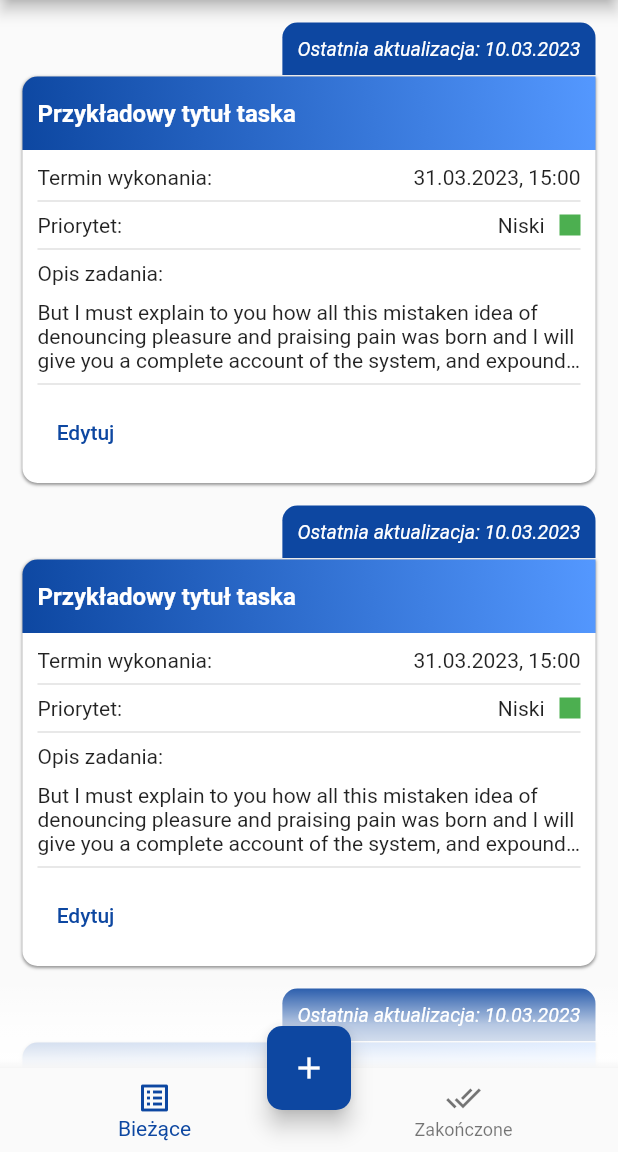
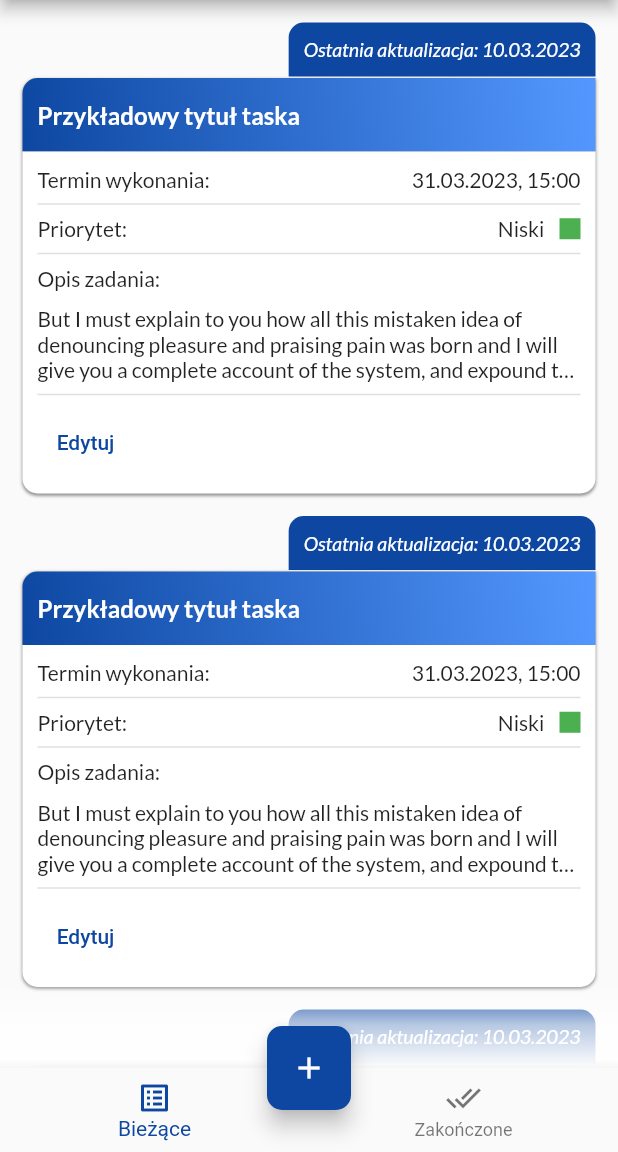
Before and after one commit to piotrpeczkowski/sw_planner, a Flutter app: the screen it shows after launch, on a phone screen of 412 x 824 dp, the part 84-1236 px from its top. Run offline on Flutter 3.47's test engine with Material 2 defaults, Android fonts, the light colour scheme and no system bars; our stand-ins replace google_fonts; Roboto replaces fonts that are missing (Kanit).

Commit message:
Change text styles in task elements

```diff
--- a/lib/features/tasks_page/pages/tasks.dart
+++ b/lib/features/tasks_page/pages/tasks.dart
@@ -1,4 +1,5 @@
 import 'package:flutter/material.dart';
+import 'package:google_fonts/google_fonts.dart';
 import 'package:sw_planner/features/add_task/pages/add_task.dart';
 import 'package:sw_planner/features/tasks_page/content/current_tasks_content/current_tasks_content.dart';
 import 'package:sw_planner/features/tasks_page/content/ended_tasks_content/ended_tasks_content.dart';
@@ -20,7 +21,7 @@ class _TasksPageState extends State<TasksPage> {
   Widget build(BuildContext context) {
     return Scaffold(
       appBar: AppBar(
-        title: const Text('Zadania'),
+        title: Text('Zadania', style: GoogleFonts.kanit()),
       ),
       bottomNavigationBar: TaskBottomNavBar(
         currentIndex: _currentIndex,
--- a/lib/features/tasks_page/widgets/task_widget.dart
+++ b/lib/features/tasks_page/widgets/task_widget.dart
@@ -1,4 +1,5 @@
 import 'package:flutter/material.dart';
+import 'package:google_fonts/google_fonts.dart';
 
 class TaskWidget extends StatefulWidget {
   const TaskWidget({
@@ -109,7 +110,7 @@ class TaskWidgetBody extends StatelessWidget {
               ),
               child: Text(
                 'Ostatnia aktualizacja: $taskEditDate',
-                style: const TextStyle(
+                style: GoogleFonts.lato(
                   color: Colors.white,
                   fontSize: 13,
                   fontStyle: FontStyle.italic,
@@ -164,7 +165,7 @@ class TaskWidgetBody extends StatelessWidget {
                           taskTitle,
                           overflow: TextOverflow.ellipsis,
                           maxLines: taskTitleMaxLines,
-                          style: const TextStyle(
+                          style: GoogleFonts.lato(
                             color: Colors.white,
                             fontSize: 16,
                             fontWeight: FontWeight.bold,
@@ -191,18 +192,30 @@ class TaskWidgetBody extends StatelessWidget {
                     Row(
                       mainAxisAlignment: MainAxisAlignment.spaceBetween,
                       children: [
-                        const Text('Termin wykonania:'),
-                        Text(taskDeadlineDate),
+                        Text(
+                          'Termin wykonania:',
+                          style: GoogleFonts.lato(),
+                        ),
+                        Text(
+                          taskDeadlineDate,
+                          style: GoogleFonts.lato(),
+                        ),
                       ],
                     ),
                     const Divider(thickness: 1.0),
                     Row(
                       mainAxisAlignment: MainAxisAlignment.spaceBetween,
                       children: [
-                        const Text('Priorytet:'),
+                        Text(
+                          'Priorytet:',
+                          style: GoogleFonts.lato(),
+                        ),
                         Row(
                           children: [
-                            Text(taskPriority),
+                            Text(
+                              taskPriority,
+                              style: GoogleFonts.lato(),
+                            ),
                             Padding(
                               padding: const EdgeInsets.only(left: 10.0),
                               child: Container(
@@ -225,10 +238,11 @@ class TaskWidgetBody extends StatelessWidget {
                       child: Column(
                         crossAxisAlignment: CrossAxisAlignment.start,
                         children: [
-                          const Text('Opis zadania:'),
+                          Text('Opis zadania:', style: GoogleFonts.lato()),
                           const Padding(padding: EdgeInsets.only(top: 10)),
                           Text(
                             taskDescription,
+                            style: GoogleFonts.lato(),
                             overflow: TextOverflow.ellipsis,
                             maxLines: taskDescriptionMaxLines,
                             textAlign: TextAlign.left,
@@ -237,7 +251,10 @@ class TaskWidgetBody extends StatelessWidget {
                       ),
                     ),
                     const Divider(thickness: 1.0),
-                    TextButton(onPressed: () {}, child: const Text('Edytuj'))
+                    TextButton(
+                      onPressed: () {},
+                      child: Text('Edytuj', style: GoogleFonts.kanit()),
+                    )
                   ],
                 ),
               ),
```
